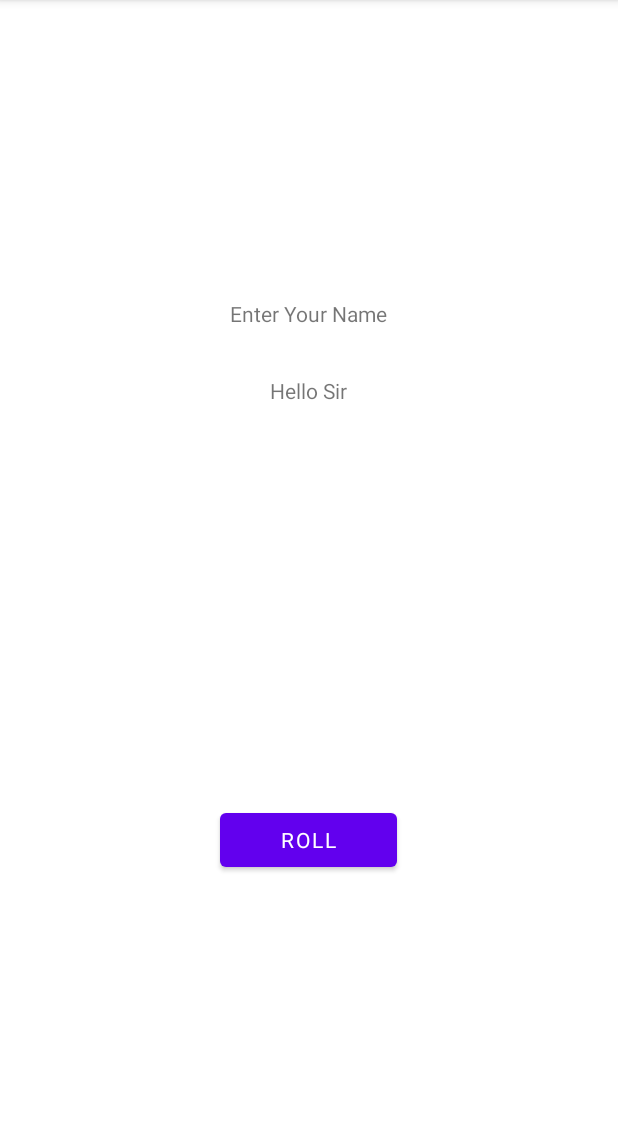
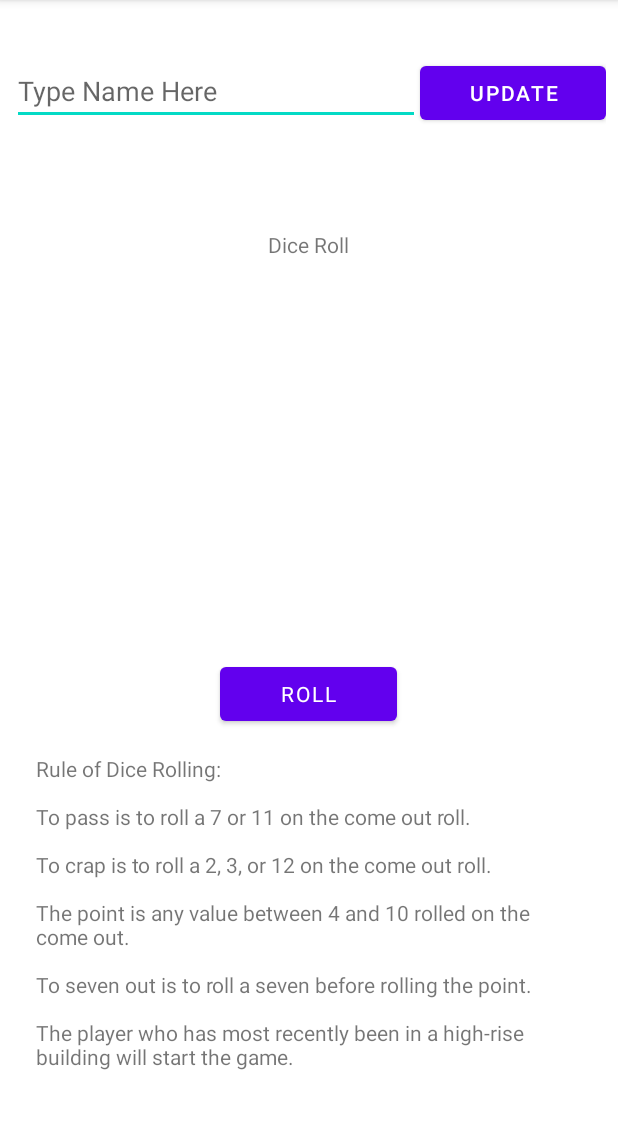
Before and after one commit to karhaur/MyApplication, an Android app: the screen it shows after launch (MainActivity), on a phone screen of 412 x 824 dp, the part 84-1213 px from its top. Run offline under Robolectric (Android 15) with nearby library versions, the phone set to English and light mode, and no system bars; Roboto replaces fonts that are not available here.

Commit message:
Commit 20221907 1029 - Added user interactivity - EditText Added - Update button added

```diff
--- a/app/src/main/java/com/example/myapplication/MainActivity.kt
+++ b/app/src/main/java/com/example/myapplication/MainActivity.kt
@@ -1,26 +1,32 @@
 package com.example.myapplication
 
+import android.content.Context
 import androidx.appcompat.app.AppCompatActivity
 import android.os.Bundle
-import android.widget.Button
-import android.widget.ImageView
-import android.widget.TextView
-import android.widget.Toast
+import android.view.View
+import android.view.inputmethod.InputMethodManager
+import android.widget.*
 
 class MainActivity : AppCompatActivity() {
     lateinit var diceImg: ImageView
     lateinit var numberText: TextView
+    lateinit var editPlayerName: EditText
+    lateinit var playerNameTV: TextView
     override fun onCreate(savedInstanceState: Bundle?) {
         super.onCreate(savedInstanceState)
         setContentView(R.layout.activity_main)
         diceImg = findViewById(R.id.diceImg)
         numberText = findViewById(R.id.numberText)
+        editPlayerName = findViewById(R.id.editPlayerName)
+        playerNameTV = findViewById(R.id.playerName)
         //val rollButton: Button = findViewById(R.id.rollButton)
         val rollButton = findViewById<Button>(R.id.rollButton)
-        rollButton.setOnClickListener{rolldice()}
+        rollButton.setOnClickListener{rollDice()}
+        val updateButton = findViewById<Button>(R.id.updatePlayerNameBtn)
+        updateButton.setOnClickListener{updatePlayerName(it)}
     }
 
-    private fun rolldice(){
+    private fun rollDice(){
         val randomNumb = (1..6) . random ()
         //val numberText: TextView = findViewById(R.id.numberText)
         //val diceImg: ImageView = findViewById(R.id.diceImg)
@@ -38,5 +44,13 @@ class MainActivity : AppCompatActivity() {
         Toast.makeText(this, randomNumb.toString(),
         Toast. LENGTH_SHORT).show()
 }
+    private fun updatePlayerName(view: View){
+        playerNameTV.text = editPlayerName.text
 
+        editPlayerName.text.clear()
+
+        //HIDE KEYBOARD AFTER UPDATE NAME
+        val imm = getSystemService(Context.INPUT_METHOD_SERVICE) as InputMethodManager
+        imm.hideSoftInputFromWindow(view.windowToken, 0)
+    }
 }
--- a/app/src/main/res/layout/activity_main.xml
+++ b/app/src/main/res/layout/activity_main.xml
@@ -9,8 +9,27 @@
     android:padding="@dimen/layout_margin"
     tools:context=".MainActivity">
 
+    <LinearLayout
+        android:layout_width="match_parent"
+        android:layout_height="wrap_content"
+        android:orientation="horizontal">
+        <EditText
+            android:id="@+id/editPlayerName"
+            android:layout_width="wrap_content"
+            android:layout_height="wrap_content"
+            android:layout_weight="4"
+            android:hint="@string/editPlayerName"/>
+
+        <Button
+            android:id="@+id/updatePlayerNameBtn"
+            android:layout_width="wrap_content"
+            android:layout_height="wrap_content"
+            android:layout_weight="1"
+            android:text="@string/updatePlayerNameTxt"/>
+    </LinearLayout>
+
     <TextView
-        android:id="@+id/textView"
+        android:id="@+id/playerName"
         android:layout_width="wrap_content"
         android:layout_height="wrap_content"
         android:layout_gravity="center_horizontal"
@@ -24,7 +43,7 @@
         android:layout_width="wrap_content"
         android:layout_height="wrap_content"
         android:layout_gravity="center_horizontal"
-        android:text="Hello Sir"
+        android:text="Dice Roll"
         app:layout_constraintBottom_toBottomOf="parent"
         app:layout_constraintEnd_toEndOf="parent"
         app:layout_constraintStart_toStartOf="parent"
@@ -48,4 +67,22 @@
         tools:layout_editor_absoluteX="1580dp"
         tools:layout_editor_absoluteY="1580dp" />
 
+    <ScrollView
+        android:layout_width="match_parent"
+        android:layout_height="match_parent">
+
+        <LinearLayout
+            android:layout_width="match_parent"
+            android:layout_height="wrap_content"
+            android:orientation="vertical" >
+
+            <TextView
+                android:id="@+id/rulesTextView"
+                android:layout_width="match_parent"
+                android:layout_height="match_parent"
+                android:text="@string/rulesTxt"
+                style="@style/name_style" />
+        </LinearLayout>
+    </ScrollView>
+
 </LinearLayout>
--- a/app/src/main/res/values/strings.xml
+++ b/app/src/main/res/values/strings.xml
@@ -1,8 +1,16 @@
 <resources>
     <string name="app_name" >MyApplication</string>
     <string name="helloText" >Hello Class!</string>
-    <string name="textNumber">Hello</string>
+    <string name="textNumber">Roll Dice to Start</string>
     <string name="rollDice">Roll</string>
-    <string name="rollDiceRules"/>
-    <string name="playerName">Enter Your Name</string>
+    <string name="playerName"></string>
+    <string name="rulesTxt">Rule of Dice Rolling:
+        \n\nTo pass is to roll a 7 or 11 on the come out roll.
+        \n\nTo crap is to roll a 2, 3, or 12 on the come out roll.
+        \n\nThe point is any value between 4 and 10 rolled on the come out.
+        \n\nTo seven out is to roll a seven before rolling the point.
+        \n\nThe player who has most recently been in a high-rise building will start the game.
+        </string>
+    <string name="editPlayerName">Type Name Here</string>
+    <string name="updatePlayerNameTxt">UPDATE</string>
 </resources>
```
